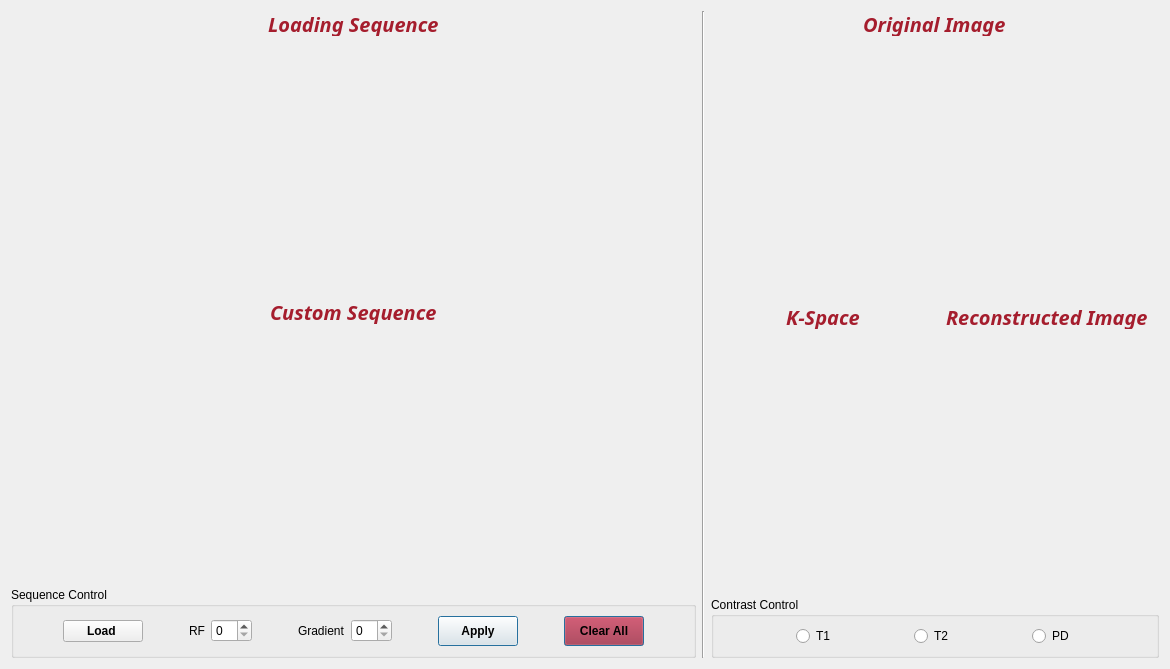
Old version of the form src/ui/Phantom.ui in the repository Mostafa-Medhat/MRI-Phantom.
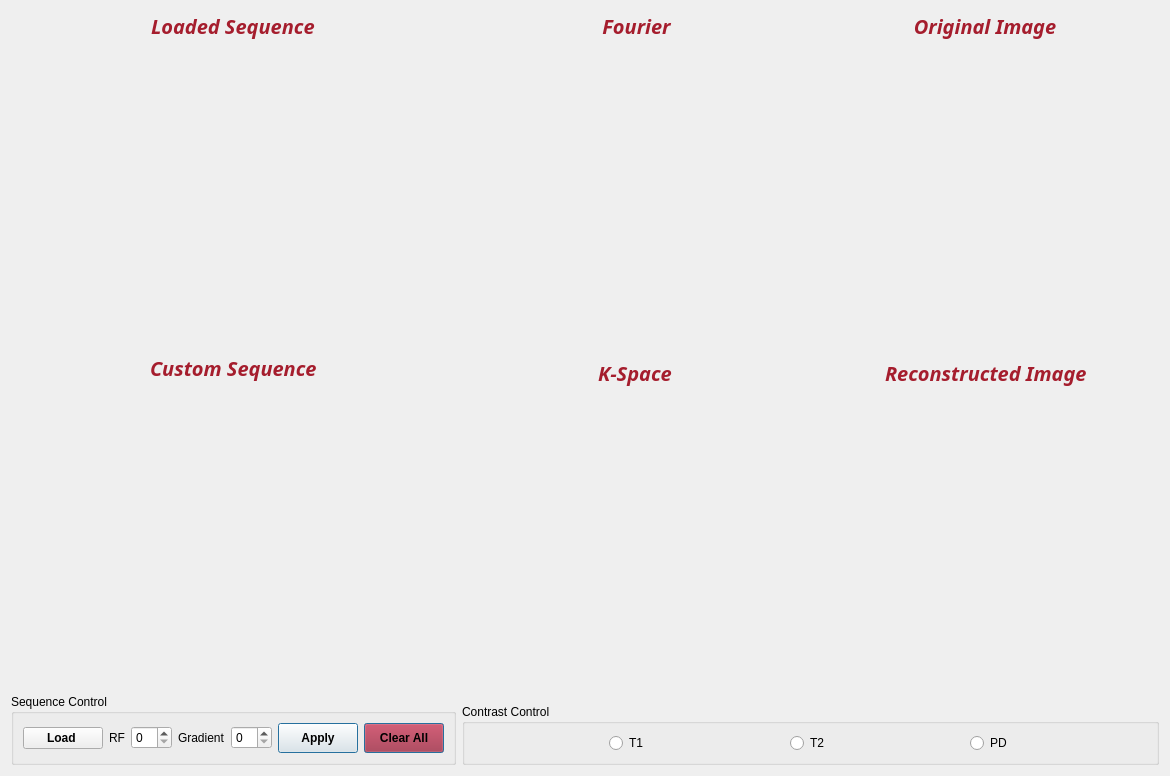
New version of the form. Icons and pictures are not drawn.

```diff
--- a/src/ui/Phantom.ui
+++ b/src/ui/Phantom.ui
@@ -7,7 +7,7 @@
     <x>0</x>
     <y>0</y>
     <width>1170</width>
-    <height>669</height>
+    <height>776</height>
    </rect>
   </property>
   <property name="minimumSize">
@@ -22,9 +22,9 @@
   <property name="layoutDirection">
    <enum>Qt::LeftToRight</enum>
   </property>
-  <layout class="QGridLayout" name="gridLayout">
+  <layout class="QGridLayout" name="gridLayout_3">
    <item row="0" column="0">
-    <layout class="QHBoxLayout" name="horizontalLayout" stretch="0,1,1">
+    <layout class="QHBoxLayout" name="horizontalLayout" stretch="1,3">
      <item>
       <layout class="QVBoxLayout" name="verticalLayout" stretch="2,2,0">
        <item>
@@ -34,7 +34,7 @@
            <property name="maximumSize">
             <size>
              <width>16777215</width>
-             <height>25</height>
+             <height>30</height>
             </size>
            </property>
            <property name="font">
@@ -50,7 +50,7 @@
             <string notr="true">color:rgb(165, 29, 45)</string>
            </property>
            <property name="text">
-            <string>Loading Sequence</string>
+            <string>Loaded Sequence</string>
            </property>
           </widget>
          </item>
@@ -60,13 +60,13 @@
         </layout>
        </item>
        <item>
-        <layout class="QVBoxLayout" name="verticalLayout_6" stretch="0,0">
+        <layout class="QVBoxLayout" name="verticalLayout_6">
          <item alignment="Qt::AlignHCenter">
           <widget class="QLabel" name="label_7">
            <property name="maximumSize">
             <size>
              <width>16777215</width>
-             <height>25</height>
+             <height>30</height>
             </size>
            </property>
            <property name="font">
@@ -288,43 +288,46 @@
       </layout>
      </item>
      <item>
-      <widget class="Line" name="line">
-       <property name="orientation">
-        <enum>Qt::Vertical</enum>
-       </property>
-      </widget>
-     </item>
+      <layout class="QVBoxLayout" name="verticalLayout_2" stretch="2,2,0">
      <item>
-      <layout class="QVBoxLayout" name="verticalLayout_2">
+        <layout class="QGridLayout" name="gridLayout">
        <property name="spacing">
         <number>0</number>
        </property>
-       <item>
-        <layout class="QVBoxLayout" name="verticalLayout_5" stretch="1,1">
-         <property name="spacing">
-          <number>0</number>
-         </property>
-         <item>
-          <layout class="QGridLayout" name="verticalLayout_8">
-           <item row="1" column="0">
-            <widget class="QWidget" name="widget" native="true">
-             <property name="minimumSize">
+         <item row="0" column="0">
+          <widget class="QLabel" name="label_8">
+           <property name="maximumSize">
               <size>
-               <width>0</width>
-               <height>0</height>
-              </size>
-             </property>
+             <width>16777215</width>
+             <height>30</height>
+            </size>
+           </property>
+           <property name="font">
+            <font>
+             <family>Ubuntu Mono</family>
+             <pointsize>15</pointsize>
+             <weight>75</weight>
+             <italic>true</italic>
+             <bold>true</bold>
+            </font>
+           </property>
              <property name="styleSheet">
-              <string notr="true"/>
+            <string notr="true">color:rgb(165, 29, 45)</string>
+           </property>
+           <property name="text">
+            <string>Fourier</string>
+           </property>
+           <property name="alignment">
+            <set>Qt::AlignCenter</set>
              </property>
             </widget>
            </item>
-           <item row="0" column="0" alignment="Qt::AlignHCenter">
+         <item row="0" column="1">
             <widget class="QLabel" name="label_3">
              <property name="maximumSize">
               <size>
                <width>16777215</width>
-               <height>25</height>
+             <height>35</height>
               </size>
              </property>
              <property name="font">
@@ -342,13 +345,32 @@
              <property name="text">
               <string>Original Image</string>
              </property>
-            </widget>
-           </item>
+           <property name="alignment">
+            <set>Qt::AlignCenter</set>
+           </property>
+          </widget>
+         </item>
+         <item row="1" column="0">
+          <widget class="QWidget" name="widget" native="true">
+           <property name="minimumSize">
+            <size>
+             <width>0</width>
+             <height>0</height>
+            </size>
+           </property>
+           <property name="styleSheet">
+            <string notr="true"/>
+           </property>
+          </widget>
+         </item>
+         <item row="1" column="1">
+          <widget class="QWidget" name="widget_5" native="true"/>
+         </item>
           </layout>
          </item>
          <item>
-          <layout class="QGridLayout" name="horizontalLayout_3">
-           <property name="spacing">
+        <layout class="QGridLayout" name="gridLayout_2">
+         <property name="verticalSpacing">
             <number>0</number>
            </property>
            <item row="1" column="0">
@@ -362,7 +384,7 @@
              <property name="maximumSize">
               <size>
                <width>16777215</width>
-               <height>25</height>
+             <height>30</height>
               </size>
              </property>
              <property name="font">
@@ -387,7 +409,7 @@
              <property name="maximumSize">
               <size>
                <width>16777215</width>
-               <height>25</height>
+             <height>30</height>
               </size>
              </property>
              <property name="font">
@@ -406,8 +428,6 @@
               <string>Reconstructed Image</string>
              </property>
             </widget>
-           </item>
-          </layout>
          </item>
         </layout>
        </item>
```
Lines whose indentation alone changed are shown as unchanged.
